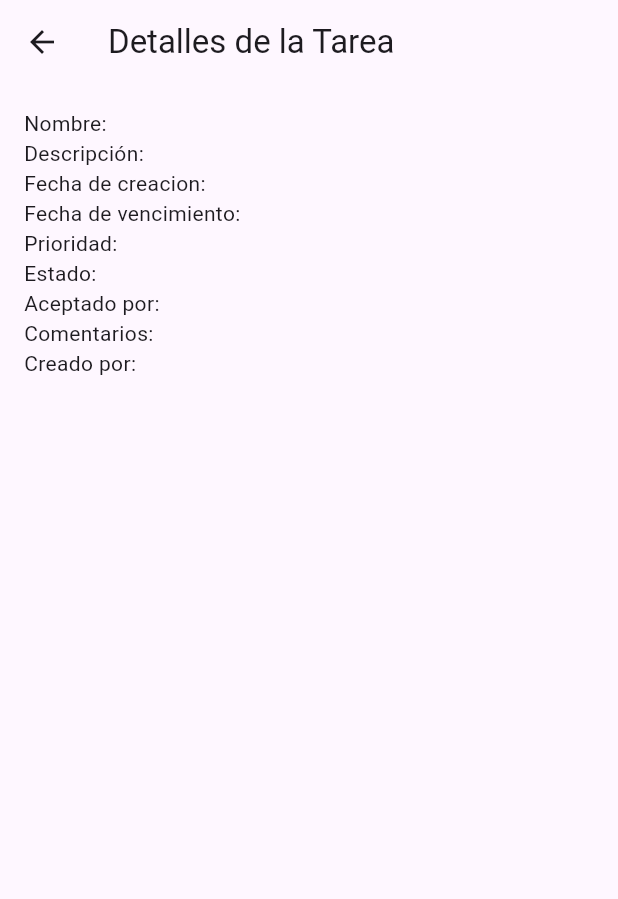
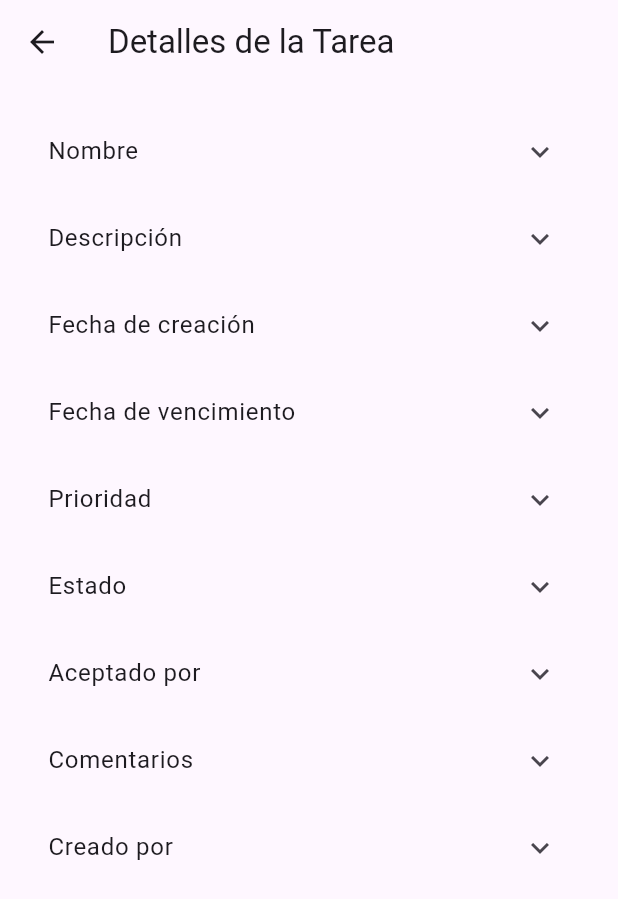
Before and after one commit to josegduran/banco_alimentos, a Flutter app: the TareaDetallesPage screen opened directly with empty values, on a phone screen of 412 x 824 dp. Shown: the top 899 px of the screen. Run offline on Flutter 3.47's test engine with Material 3 defaults, Android fonts, the phone set to English and light mode, and no system bars; our stand-ins replace animated_text_kit, google_fonts; missing offline and left inert: gsheets; key blocks and very long unbroken strings in the code were emptied for the run.

Commit message:
Mejoras - Visualización detallada de la tarea.

```diff
--- a/lib/pages/tareasPendientes.dart
+++ b/lib/pages/tareasPendientes.dart
@@ -180,7 +180,6 @@ class TareaDetallesPage extends StatelessWidget {
 
   @override
   Widget build(BuildContext context) {
-    // Implementa la pantalla de detalles con la información completa de la tarea
     return Scaffold(
       appBar: AppBar(
         title: Text('Detalles de la Tarea'),
@@ -190,19 +189,38 @@ class TareaDetallesPage extends StatelessWidget {
         child: Column(
           crossAxisAlignment: CrossAxisAlignment.start,
           children: [
-            Text('Nombre: ${data['nombre']}'),
-            Text('Descripción: ${data['descripcion']}'),
-            Text('Fecha de creacion: ${data['fechaCreacion']}'),
-            Text('Fecha de vencimiento: ${data['fechaVencimiento']}'),
-            Text('Prioridad: ${data['prioridad']}'),
-            Text('Estado: ${data['estado']}'),
-            Text('Aceptado por: ${data['aceptadoPor']}'),
-            Text('Comentarios: ${data['comentarios']}'),
-            Text('Creado por: ${data['creadoPor']}'),
-            // Agrega más detalles según sea necesario
+            DetalleItem(titulo: 'Nombre', contenido: data['nombre']),
+            DetalleItem(titulo: 'Descripción', contenido: data['descripcion']),
+            DetalleItem(titulo: 'Fecha de creación', contenido: data['fechaCreacion']),
+            DetalleItem(titulo: 'Fecha de vencimiento', contenido: data['fechaVencimiento']),
+            DetalleItem(titulo: 'Prioridad', contenido: data['prioridad']),
+            DetalleItem(titulo: 'Estado', contenido: data['estado']),
+            DetalleItem(titulo: 'Aceptado por', contenido: data['aceptadoPor']),
+            DetalleItem(titulo: 'Comentarios', contenido: data['comentarios']),
+            DetalleItem(titulo: 'Creado por', contenido: data['creadoPor']),
           ],
         ),
       ),
     );
   }
 }
+
+class DetalleItem extends StatelessWidget {
+  final String titulo;
+  final dynamic contenido;
+
+  DetalleItem({required this.titulo, required this.contenido});
+
+  @override
+  Widget build(BuildContext context) {
+    return ExpansionTile(
+      title: Text(titulo),
+      children: [
+        Padding(
+          padding: const EdgeInsets.symmetric(horizontal: 16.0),
+          child: Text(contenido),
+        ),
+      ],
+    );
+  }
+}
```
